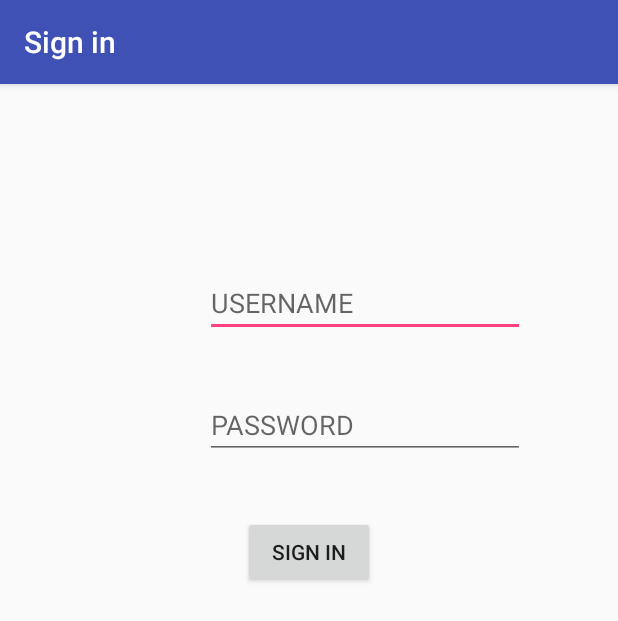
After one commit to harshpatel17/CarbonZero, an Android app: the LoginActivity screen opened directly, with no data from a screen before it, on a phone screen of 412 x 824 dp. The commit adds this screen. Shown: the top 621 px of the screen. Run offline under Robolectric (Android 15) with nearby library versions, the phone set to English and light mode, and no system bars; our stand-ins replace Firebase (no records; nobody signed in at launch, a user with empty details on screens opened directly).

Commit message:
Begin login page

```diff
--- a/app/build.gradle
+++ b/app/build.gradle
@@ -23,6 +23,7 @@ dependencies {
     implementation 'com.android.support:appcompat-v7:26.1.0'
     implementation 'com.android.support.constraint:constraint-layout:1.0.2'
     implementation 'com.google.firebase:firebase-database:11.0.4'
+    implementation 'com.android.support:design:26.1.0'
     testImplementation 'junit:junit:4.12'
     androidTestImplementation 'com.android.support.test:runner:1.0.1'
     androidTestImplementation 'com.android.support.test.espresso:espresso-core:3.0.1'
@@ -34,4 +35,6 @@ dependencies {
 
 
 
+
+
 apply plugin: 'com.google.gms.google-services'
--- a/app/src/main/java/com/ryzen/ryan/carbonzero/LandingPage.java
+++ b/app/src/main/java/com/ryzen/ryan/carbonzero/LandingPage.java
@@ -65,9 +65,11 @@ public class LandingPage extends AppCompatActivity {
 //                    Intent questionIntent = new Intent(LandingPage.this, QuestionsActivity.class);
 //                    startActivity(questionIntent);
 //                }else {
-                    Intent earthIntent = new Intent(LandingPage.this, EarthActivity.class);
-                    startActivity(earthIntent);
+//                    Intent earthIntent = new Intent(LandingPage.this, EarthActivity.class);
+//                    startActivity(earthIntent);
 //                }
+                Intent loginIntent = new Intent(LandingPage.this, LoginActivity.class);
+                startActivity(loginIntent);
             }
         });
     }
--- /dev/null
+++ b/app/src/main/java/com/ryzen/ryan/carbonzero/LoginActivity.java
@@ -0,0 +1,77 @@
+package com.ryzen.ryan.carbonzero;
+
+import android.content.Intent;
+import android.provider.ContactsContract;
+import android.support.v7.app.AppCompatActivity;
+import android.os.Bundle;
+import android.view.View;
+import android.widget.Button;
+import android.widget.EditText;
+import android.widget.Toast;
+
+import com.google.firebase.database.DataSnapshot;
+import com.google.firebase.database.DatabaseError;
+import com.google.firebase.database.DatabaseReference;
+import com.google.firebase.database.FirebaseDatabase;
+import com.google.firebase.database.ValueEventListener;
+
+public class LoginActivity extends AppCompatActivity {
+    EditText loginText;
+    EditText pwText;
+    Button signIn;
+    Boolean signInClicked = false;
+
+    FirebaseDatabase firebaseDatabase = FirebaseDatabase.getInstance();
+    DatabaseReference loginRef;
+    DatabaseReference users;
+
+    @Override
+    protected void onCreate(Bundle savedInstanceState) {
+        super.onCreate(savedInstanceState);
+        setContentView(R.layout.activity_login);
+
+        loginRef = firebaseDatabase.getReference();
+        users = loginRef.child("users");
+
+        loginText = findViewById(R.id.loginText);
+        pwText = findViewById(R.id.pwText);
+        signIn = findViewById(R.id.signIn);
+
+        signIn.setOnClickListener(new View.OnClickListener() {
+            @Override
+            public void onClick(View view) {
+                signInClicked = true;
+                Toast.makeText(LoginActivity.this, loginText.getText().toString(), Toast.LENGTH_SHORT).show();
+                users.push();
+
+//                if(tryLogin("","")) {
+//                    Intent intent = new Intent(LoginActivity.this, EarthActivity.class);
+//                    startActivity(intent);
+//                }
+            }
+        });
+    }
+
+
+    @Override
+    protected void onStart() {
+        super.onStart();
+        loginRef.addValueEventListener(new ValueEventListener() {
+            @Override
+            public void onDataChange(DataSnapshot dataSnapshot) {
+                if(signInClicked) {
+                if(dataSnapshot.child(loginText.getText().toString()).exists()){
+                    Toast.makeText(LoginActivity.this, "IT EXISTS", Toast.LENGTH_SHORT).show();
+                }else{
+                    users.setValue(new UserData(loginText.getText().toString()));
+                }
+                }
+            }
+
+            @Override
+            public void onCancelled(DatabaseError databaseError) {
+
+            }
+        });
+    }
+}
--- /dev/null
+++ b/app/src/main/res/layout/activity_login.xml
@@ -0,0 +1,41 @@
+<?xml version="1.0" encoding="utf-8"?>
+<RelativeLayout xmlns:android="http://schemas.android.com/apk/res/android"
+    xmlns:app="http://schemas.android.com/apk/res-auto"
+    xmlns:tools="http://schemas.android.com/tools"
+    android:layout_width="match_parent"
+    android:layout_height="match_parent"
+    tools:context="com.ryzen.ryan.carbonzero.LoginActivity">
+
+
+    <EditText
+        android:id="@+id/loginText"
+        android:layout_width="wrap_content"
+        android:layout_height="wrap_content"
+        android:layout_alignParentEnd="true"
+        android:layout_alignParentTop="true"
+        android:layout_marginEnd="62dp"
+        android:layout_marginTop="123dp"
+        android:ems="10"
+        android:hint="USERNAME"
+        android:inputType="textPersonName" />
+
+    <EditText
+        android:id="@+id/pwText"
+        android:layout_width="wrap_content"
+        android:layout_height="wrap_content"
+        android:layout_alignStart="@+id/loginText"
+        android:layout_alignTop="@+id/loginText"
+        android:layout_marginTop="81dp"
+        android:ems="10"
+        android:hint="PASSWORD"
+        android:inputType="textPassword" />
+
+    <Button
+        android:id="@+id/signIn"
+        android:layout_width="wrap_content"
+        android:layout_height="wrap_content"
+        android:layout_below="@+id/pwText"
+        android:layout_centerHorizontal="true"
+        android:layout_marginTop="38dp"
+        android:text="Sign In" />
+</RelativeLayout>
--- /dev/null
+++ b/app/src/main/res/values/dimens.xml
@@ -0,0 +1,5 @@
+<resources>
+    <!-- Default screen margins, per the Android Design guidelines. -->
+    <dimen name="activity_horizontal_margin">16dp</dimen>
+    <dimen name="activity_vertical_margin">16dp</dimen>
+</resources>
```
Also changed, not shown: app/src/main/AndroidManifest.xml (+9 -2 lines), app/src/main/java/com/ryzen/ryan/carbonzero/UserData.java (added, +25 -0 lines), app/src/main/res/values/strings.xml (+14 -0 lines).
